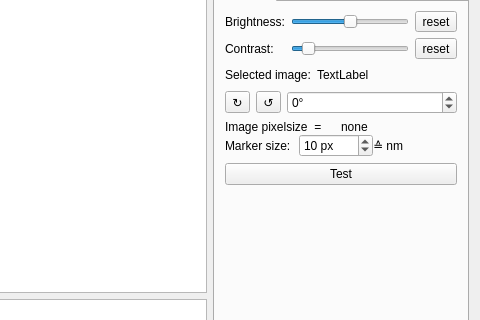
Qt form TDCT_correlation.ui (coraxx/3DCT) before a commit; both pictures show x 920 to 1400 and y 233 to 553 of the 1400 by 800 pixel window.
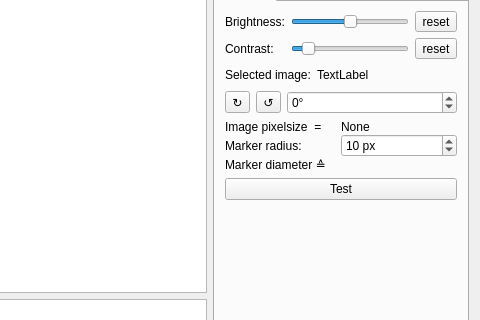
The same form after that commit. Custom widgets are drawn as their Qt base class.

Commit message: - fixed bug in stack_processing.py's standalone process - added pixel size extraction, which is also then saved in the tiff's metatags - implemented pixel size in the correlation widget - also small gui changes (pixel size)

What changed in the file:
```diff
--- a/TDCT_correlation.ui
+++ b/TDCT_correlation.ui
@@ -227,7 +227,7 @@
              <item>
               <widget class="QLabel" name="label_imgpxsize">
                <property name="text">
-                <string>none</string>
+                <string>None</string>
                </property>
               </widget>
              </item>
@@ -238,7 +238,7 @@
              <item>
               <widget class="QLabel" name="label">
                <property name="text">
-                <string>Marker size:</string>
+                <string>Marker radius:</string>
                </property>
               </widget>
              </item>
@@ -264,23 +264,27 @@
                </property>
               </widget>
              </item>
+            </layout>
+           </item>
+           <item>
+            <layout class="QHBoxLayout" name="horizontalLayout_6">
              <item>
               <widget class="QLabel" name="label_6">
                <property name="maximumSize">
                 <size>
-                 <width>10</width>
+                 <width>120</width>
                  <height>16777215</height>
                 </size>
                </property>
                <property name="text">
-                <string>≙</string>
+                <string>Marker diameter ≙</string>
                </property>
               </widget>
              </item>
              <item>
               <widget class="QLabel" name="label_markerSizeNano">
                <property name="text">
-                <string> nm</string>
+                <string/>
                </property>
               </widget>
              </item>
```
The commit also changes 2 other files.
